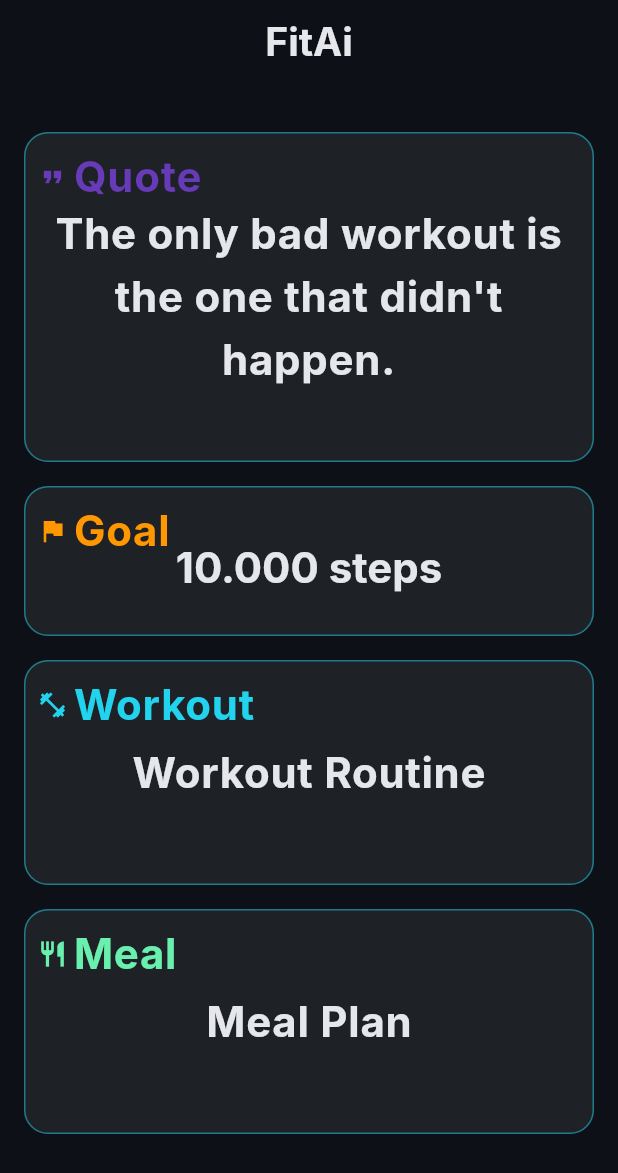
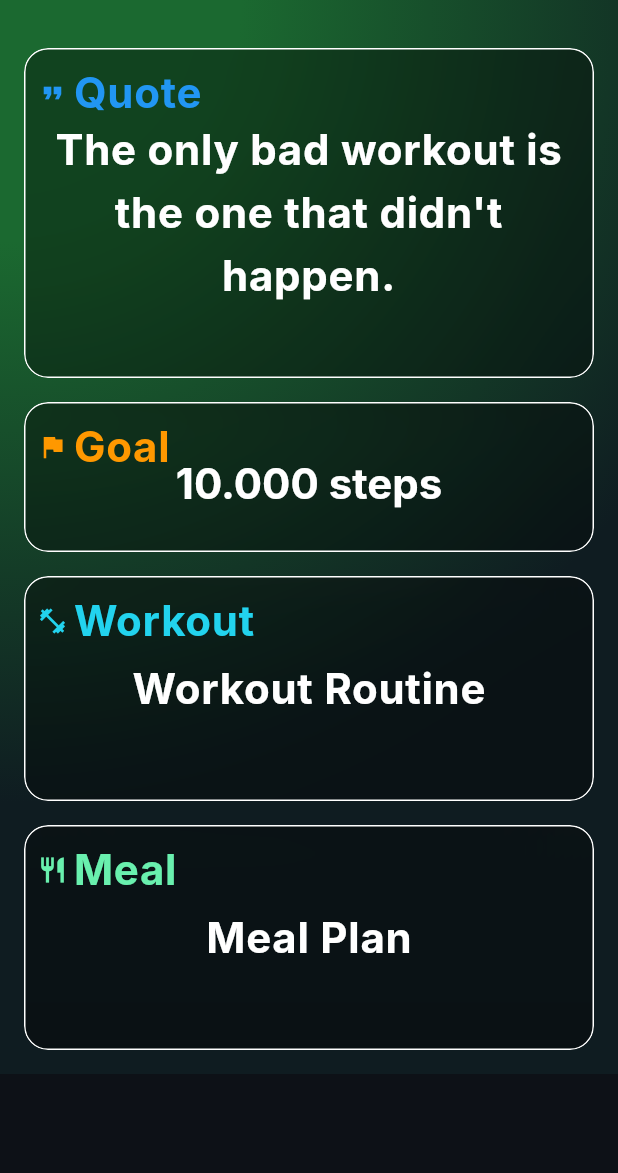
Before and after one commit to x2oreo/FitAI, a Flutter app: the MyHomePage screen opened directly, on a phone screen of 412 x 824 dp. Shown: the top 1173 px of the screen. Run offline on Flutter 3.47's test engine with Material 3 defaults, Android fonts, the phone set to English and light mode, and no system bars; our stand-ins replace cloud_firestore, firebase_auth, firebase_core, flutter_dotenv, flutter_markdown, google_sign_in and 2 more; accounts and stored records are empty; Roboto replaces fonts that are missing (Inter).

Commit message:
fix: frontend

```diff
--- a/FITAI/lib/pages/chat_page.dart
+++ b/FITAI/lib/pages/chat_page.dart
@@ -190,6 +190,13 @@ class _ChatPageState extends State<ChatPage> {
                   filled: true,
                   fillColor: theme.colorScheme.primary.withOpacity(0.3),
 
+                  // border: OutlineInputBorder(
+                  //   borderRadius: BorderRadius.circular(24),
+                  //   borderSide: (BorderSide(
+                  //     color: theme.colorScheme.onSurface.withOpacity(0.3),
+                  //   )),
+                  // ),
+
                   contentPadding: const EdgeInsets.symmetric(
                     horizontal: 20,
                     vertical: 16,
@@ -291,7 +298,7 @@ class _ChatPageState extends State<ChatPage> {
                       shape: RoundedRectangleBorder(
                       borderRadius: BorderRadius.circular(24),
                       side: BorderSide(
-                        color: Colors.black,
+                        color: theme.colorScheme.secondary.withOpacity(0.3),
                       ),
                       ),
                       child: ListTile(
--- a/FITAI/lib/pages/home_page.dart
+++ b/FITAI/lib/pages/home_page.dart
@@ -1,7 +1,11 @@
 import 'package:flutter/material.dart';
-import 'package:firebase_auth/firebase_auth.dart'; // Add this import
-import 'package:cloud_firestore/cloud_firestore.dart'; // Add this import
+import 'package:firebase_auth/firebase_auth.dart';
+import 'package:provider/provider.dart';
+import '../theme/theme_provider.dart';
+import 'package:stroke_text/stroke_text.dart';
+import 'package:cloud_firestore/cloud_firestore.dart';
 import '../services/quotes_service.dart';
+import '../theme/theme.dart'; // Ensure the theme import is present
 import 'workout_page.dart';
 import 'meal_page.dart';
 
@@ -79,71 +83,84 @@ class _MyHomePageState extends State<MyHomePage> {
 
   @override
   Widget build(BuildContext context) {
+    var isDarkMode = Provider.of<ThemeProvider>(context).isDarkMode;
     final theme = Theme.of(context);
 
     return Scaffold(
-      appBar: AppBar(
-        backgroundColor: theme.appBarTheme.backgroundColor,
-        automaticallyImplyLeading: false,
-        scrolledUnderElevation: 0,
-        elevation: 0,
-        title: Text('FitAi'),
 
+      body: Container(
+        decoration: BoxDecoration(
+          gradient: RadialGradient(
+            center: isDarkMode ? Alignment.topLeft : Alignment.topRight,
+            radius: 1.3,
+            colors: isDarkMode
+              ? [
+                  Color.fromARGB(255, 27, 105, 48), // Light green
+                  Color.fromARGB(255, 15, 28, 33), // Dark green/blue
+                ]
+              : [
+                  Color.fromARGB(255, 61, 238, 135), // Light green
+                  Color.fromARGB(255, 142, 224, 209), // Dark green/blue
+                ],
+            stops: [0.3, 1.0],
           ),
-      body: SingleChildScrollView(
+        ),
+        child: SingleChildScrollView(
         child: Padding(
           padding: const EdgeInsets.all(16.0),
           child: Column(
             mainAxisAlignment: MainAxisAlignment.start,
             children: [
               SizedBox(height: 16),
-              // First container with quote from Firebase
-              Container(
+
+              // Quote container with blur
+              BlurTheme.applyBlur(
+                context: context,
+                child: Container(
+                  height: 220,
+                  width: double.infinity,
                   decoration: BoxDecoration(
-                  color: theme.colorScheme.primary.withOpacity(0.3),
                     borderRadius: BorderRadius.circular(16),
                     border: Border.all(
-                    color: theme.hintColor.withOpacity(0.5),
+                      color: Colors.white,
                       width: 1,
                     ),
                   ),
-                height: 220,
-
-                width: double.infinity,
                   child: Stack(
                     children: [
                       Positioned(
                         top: 8,
                         left: 8,
                         child: Row(
-
                           children: [
                             Icon(
-                            Icons.format_quote,  // Quote icon
-                            color: Colors.deepPurple,  // Changed from theme.colorScheme.secondary
+                              Icons.format_quote,
+                              color: Colors.blue,
                               size: 20,
                             ),
                             SizedBox(width: 4),
                             Text(
                               'Quote',
                               style: theme.textTheme.bodyLarge?.copyWith(
-                              color: Colors.deepPurple,  // Changed from theme.colorScheme.secondary
+                                color: Colors.blue,
+
                               ),
+
                             ),
                           ],
                         ),
                       ),
-
                       Center(
-
                         child: Padding(
                           padding: const EdgeInsets.all(16.0),
-
                           child: _isLoading
                             ? CircularProgressIndicator()
                             : Text(
                                 _currentQuote,
-                                style: theme.textTheme.bodyLarge,
+                                style: theme.textTheme.bodyLarge?.copyWith(
+                                  fontSize: 28,
+                                  color: Colors.white,
+                                ),
                                 textAlign: TextAlign.center,
                               ),
                         ),
@@ -151,28 +168,32 @@ class _MyHomePageState extends State<MyHomePage> {
                     ],
                   ),
                 ),
+              ),
+
               SizedBox(height: 16),
-              Container(
+
+              // Goal container with blur
+              BlurTheme.applyBlur(
+                context: context,
+                child: Container(
                   height: 100,
                   width: double.infinity,
                   decoration: BoxDecoration(
-                  color: theme.colorScheme.primary.withOpacity(0.3),
                     borderRadius: BorderRadius.circular(16),
                     border: Border.all(
-                    color: theme.hintColor.withOpacity(0.5),
+                      color: Colors.white,
                       width: 1,
                     ),
                   ),
                   child: Stack(
                     children: [
                       Positioned(
-
                         top: 8,
                         left: 8,
                         child: Row(
                           children: [
                             Icon(
-                            Icons.flag, // Goal/target icon
+                              Icons.flag,
                               color: Colors.orange,
                               size: 20,
                             ),
@@ -203,6 +224,7 @@ class _MyHomePageState extends State<MyHomePage> {
                                   _userGoal,
                                   style: theme.textTheme.headlineLarge?.copyWith(
                                     fontSize: 28,
+                                    color: Colors.white,
                                   ),
                                 ),
                           ],
@@ -211,10 +233,11 @@ class _MyHomePageState extends State<MyHomePage> {
                     ],
                   ),
                 ),
-              // Text between containers
+              ),
 
               SizedBox(height: 16),
 
+              // Workout container with blur
               InkWell(
                 onTap: () {
                   Navigator.push(
@@ -223,14 +246,15 @@ class _MyHomePageState extends State<MyHomePage> {
                   );
                 },
                 borderRadius: BorderRadius.circular(16),
+                child: BlurTheme.applyBlur(
+                  context: context,
                   child: Container(
                     height: 150,
                     width: double.infinity,
                     decoration: BoxDecoration(
-                    color: theme.colorScheme.primary.withOpacity(0.3),
                       borderRadius: BorderRadius.circular(16),
                       border: Border.all(
-                      color: theme.hintColor.withOpacity(0.5),
+                        color: Colors.white,
                         width: 1,
                       ),
                     ),
@@ -242,15 +266,15 @@ class _MyHomePageState extends State<MyHomePage> {
                           child: Row(
                             children: [
                               Icon(
-                              Icons.fitness_center,  // Workout/fitness icon
-                              color: theme.hintColor,  // Changed from theme.colorScheme.secondary
+                                Icons.fitness_center,
+                                color: theme.hintColor,
                                 size: 20,
                               ),
                               SizedBox(width: 4),
                               Text(
                                 'Workout',
                                 style: theme.textTheme.bodyLarge?.copyWith(
-                                color: theme.hintColor,  // Changed from theme.colorScheme.secondary
+                                  color: theme.hintColor,
                                 ),
                               ),
                             ],
@@ -259,15 +283,21 @@ class _MyHomePageState extends State<MyHomePage> {
                         Center(
                           child: Text(
                             'Workout Routine',
-                          style: theme.textTheme.bodyLarge,
+                            style: theme.textTheme.bodyLarge?.copyWith(
+                              color: Colors.white,
+                              fontSize: 28
+                            ),
                           ),
                         ),
                       ],
                     ),
                   ),
                 ),
+              ),
 
               SizedBox(height: 16),
+
+              // Meal plan container with blur
               InkWell(
                 onTap: () {
                   Navigator.push(
@@ -276,14 +306,15 @@ class _MyHomePageState extends State<MyHomePage> {
                   );
                 },
                 borderRadius: BorderRadius.circular(16),
+                child: BlurTheme.applyBlur(
+                  context: context,
                   child: Container(
                     height: 150,
                     width: double.infinity,
                     decoration: BoxDecoration(
-                    color: theme.colorScheme.primary.withOpacity(0.3),
                       borderRadius: BorderRadius.circular(16),
                       border: Border.all(
-                      color: theme.hintColor.withOpacity(0.5),
+                        color: Colors.white,
                         width: 1,
                       ),
                     ),
@@ -295,7 +326,7 @@ class _MyHomePageState extends State<MyHomePage> {
                           child: Row(
                             children: [
                               Icon(
-                              Icons.restaurant,  // Food/meal icon
+                                Icons.restaurant,
                                 color: Colors.greenAccent,
                                 size: 20,
                               ),
@@ -312,10 +343,9 @@ class _MyHomePageState extends State<MyHomePage> {
                         Center(
                           child: Text(
                             'Meal Plan',
-                          style: theme.textTheme.bodyLarge,
-                        ),
-                      ),
-                    ],
+                            style: theme.textTheme.bodyLarge?.copyWith(
+                              color: Colors.white,
+                              fontSize: 28
                             ),
                           ),
                         ),
@@ -323,6 +353,11 @@ class _MyHomePageState extends State<MyHomePage> {
                     ),
                   ),
                 ),
-    );
+              ),
+            ],
+          ),
+        ),
+      ),
+    ));
   }
 }
--- a/FITAI/lib/pages/login_or_signup_page.dart
+++ b/FITAI/lib/pages/login_or_signup_page.dart
@@ -100,10 +100,10 @@ class _LoginOrSignupPageState extends State<LoginOrSignupPage> {
                         color: Colors.white.withOpacity(0.1),
                         shape: BoxShape.circle,
                       ),
-                      child: Icon(
-                        Icons.whatshot_rounded,
-                        size: 40,
-                        color: const Color.fromARGB(255, 0, 110, 255),
+                      child: Image.asset(
+                        'assets/logo.png',
+                        height: 10,
+                        width: 10,
                       ),
                     ),
                     const SizedBox(height: 24),
@@ -147,7 +147,7 @@ class _LoginOrSignupPageState extends State<LoginOrSignupPage> {
                       ),
 
                       child: Image.asset(
-                        'assets/images/icon-google.png',
+                        'assets/icon-google.png',
                         height: 10,
                         width: 10,
                       ),
@@ -184,7 +184,6 @@ class _LoginOrSignupPageState extends State<LoginOrSignupPage> {
                         );
                       }
                     },
-                    icon: Icon(Icons.email_outlined),
 
                     label: Text('Log In', style: theme.textTheme.bodyMedium),
                   ),
--- a/FITAI/lib/theme/theme.dart
+++ b/FITAI/lib/theme/theme.dart
@@ -1,12 +1,58 @@
 // ignore_for_file: deprecated_member_use
 
 import 'package:flutter/material.dart';
+import 'dart:ui';
+
+// Blur effect constants for consistent usage across the app
+class BlurTheme {
+  static const double blurRadius = 30.0;  // Increased from 10.0 to 20.0
+  static const Color lightOverlayColor = Color.fromRGBO(0, 0, 0, 0.362);
+  static const Color darkOverlayColor = Color.fromRGBO(206, 196, 196, 0.2);
+
+  // Apply blur to any widget
+  static const double defaultLightOpacity = 0.1;  // Default opacity for light theme
+  static const double defaultDarkOpacity = 0.2;   // Default opacity for dark theme
+
+  // Method to get overlay color with custom opacity
+  static Color getOverlayColor(bool isDark, double? customOpacity) {
+    if (isDark) {
+      return darkOverlayColor.withOpacity(customOpacity ?? defaultDarkOpacity);
+    } else {
+      return lightOverlayColor.withOpacity(customOpacity ?? defaultLightOpacity);
+    }
+  }
+  static Widget applyBlur({
+    required Widget child,
+    required BuildContext context,
+    double? customBlurRadius,
+    Color? customOverlayColor,
+  }) {
+    final bool isDark = Theme.of(context).brightness == Brightness.dark;
+    return ClipRRect(
+      borderRadius: BorderRadius.circular(16),
+      child: BackdropFilter(
+        filter: ImageFilter.blur(
+          sigmaX: customBlurRadius ?? blurRadius,
+          sigmaY: customBlurRadius ?? blurRadius,
+        ),
+        child: Container(
+          decoration: BoxDecoration(
+            color: customOverlayColor ??
+                  (isDark ? darkOverlayColor : lightOverlayColor),
+            borderRadius: BorderRadius.circular(16),
+          ),
+          child: child,
+        ),
+      ),
+    );
+  }
+}
 
 final lightTheme = ThemeData(
 
         colorScheme: ColorScheme(
           primary: const Color.fromARGB(255, 255, 255, 255),
-          secondary: const Color.fromARGB(255, 52, 211, 153),
+          secondary: const Color.fromARGB(255, 0, 0, 0),
           surface: const Color.fromARGB(255, 120, 180, 240),
           background: const Color.fromARGB(255, 249, 250, 251),
           error: const Color.fromARGB(255, 252, 75, 5),
@@ -71,6 +117,7 @@ final lightTheme = ThemeData(
             ),
         ),
         inputDecorationTheme: InputDecorationTheme(
+
             labelStyle: TextStyle(
               color: const Color.fromARGB(255, 17, 24, 39).withOpacity(0.7),
               fontSize: 24,
@@ -87,12 +134,12 @@ final lightTheme = ThemeData(
             suffixIconColor: const Color.fromARGB(255, 17, 24, 39).withOpacity(0.7),
             contentPadding: EdgeInsets.symmetric(vertical: 5, horizontal: 12), enabledBorder: OutlineInputBorder(
                 borderRadius: BorderRadius.circular(12),
-                borderSide: BorderSide(color: const Color.fromARGB(255, 17, 24, 39)),
+                borderSide: BorderSide(color: const Color.fromARGB(255, 0, 0, 0)),
                 ),
                   focusedBorder: OutlineInputBorder(
                   borderRadius: BorderRadius.circular(12),
                   borderSide:
-                  BorderSide(color: const Color.fromARGB(255, 17, 24, 39), width: 2),
+                  BorderSide(color: const Color.fromARGB(255, 0, 0, 0), width: 2),
                 ),
                 errorBorder: OutlineInputBorder(
                   borderRadius: BorderRadius.circular(12),
@@ -100,7 +147,7 @@ final lightTheme = ThemeData(
                 ),
                 focusedErrorBorder: OutlineInputBorder(
                   borderRadius: BorderRadius.circular(12),
-                  borderSide: BorderSide(color: const Color.fromARGB(255, 17, 24, 39), width: 2),
+                  borderSide: BorderSide(color: Colors.white, width: 2),
                 ),
                 filled: true,
                 fillColor: const Color.fromARGB(255, 17, 24, 39).withOpacity(0.05),
@@ -113,8 +160,8 @@ final lightTheme = ThemeData(
             shape: MaterialStateProperty.all(
               RoundedRectangleBorder(
                 side: BorderSide(
-                  color: Colors.black,
-                  width: 1,
+                  color: const Color.fromARGB(255, 0, 0, 0),
+                  width: 0.5,
                 ),
                 borderRadius: BorderRadius.circular(12),
               ),
@@ -219,12 +266,12 @@ final darktheme = ThemeData(
             suffixIconColor: const Color.fromARGB(255, 229, 231, 235).withOpacity(0.7),
             contentPadding: EdgeInsets.symmetric(vertical: 5, horizontal: 12), enabledBorder: OutlineInputBorder(
                 borderRadius: BorderRadius.circular(12),
-                borderSide: BorderSide(color: const Color.fromARGB(255, 0, 0, 0)),
+                borderSide: BorderSide(color: Colors.white),
                 ),
                   focusedBorder: OutlineInputBorder(
                   borderRadius: BorderRadius.circular(12),
                   borderSide:
-                  BorderSide(color: const Color.fromARGB(255, 0, 0, 0), width: 2),
+                  BorderSide(color: Colors.white, width: 2),
                 ),
                 errorBorder: OutlineInputBorder(
                   borderRadius: BorderRadius.circular(12),
@@ -232,7 +279,7 @@ final darktheme = ThemeData(
                 ),
                 focusedErrorBorder: OutlineInputBorder(
                   borderRadius: BorderRadius.circular(12),
-                  borderSide: BorderSide(color: const Color.fromARGB(255, 0, 0, 0), width: 2),
+                  borderSide: BorderSide(color: Colors.white, width: 2),
                 ),
                 filled: true,
                 fillColor: const Color.fromARGB(255, 0, 0, 0).withOpacity(0.05),
@@ -241,12 +288,12 @@ final darktheme = ThemeData(
           style: ButtonStyle(
             backgroundColor: MaterialStateProperty.all(Colors.deepPurple),
             foregroundColor: MaterialStateProperty.all(const Color.fromARGB(255, 229, 231, 235)),
-            iconColor: MaterialStateProperty.all(const Color.fromARGB(255, 255, 255, 255)),
+            iconColor: MaterialStateProperty.all(const Color.fromARGB(255, 0, 0, 0)),
             shape: MaterialStateProperty.all(
               RoundedRectangleBorder(
                 side: BorderSide(
-                  color: const Color.fromARGB(255, 0, 0, 0),
-                  width: 1,
+                  color: Colors.white,
+                  width: 0.5,
                 ),
                 borderRadius: BorderRadius.circular(12),
               ),
--- a/FITAI/pubspec.yaml
+++ b/FITAI/pubspec.yaml
@@ -43,6 +43,7 @@ dependencies:
   intl: ^0.20.2
   flutter_dotenv: ^5.2.1
   flutter_markdown: ^0.7.6+2
+  stroke_text: ^1.0.0
 
 dev_dependencies:
   flutter_test:
@@ -70,7 +71,7 @@ flutter:
 
   # To add assets to your application, add an assets section, like this:
   assets:
-    - assets/images/
+    - assets/
   #   - images/a_dot_ham.jpeg
 
   # An image asset can refer to one or more resolution-specific "variants", see
```
Also changed, not shown: FITAI/assets/icon-google.png (added), FITAI/assets/images/icon-google.png (deleted), FITAI/assets/logo.png (added), FITAI/pubspec.lock. Lines whose indentation alone changed are shown as unchanged.
